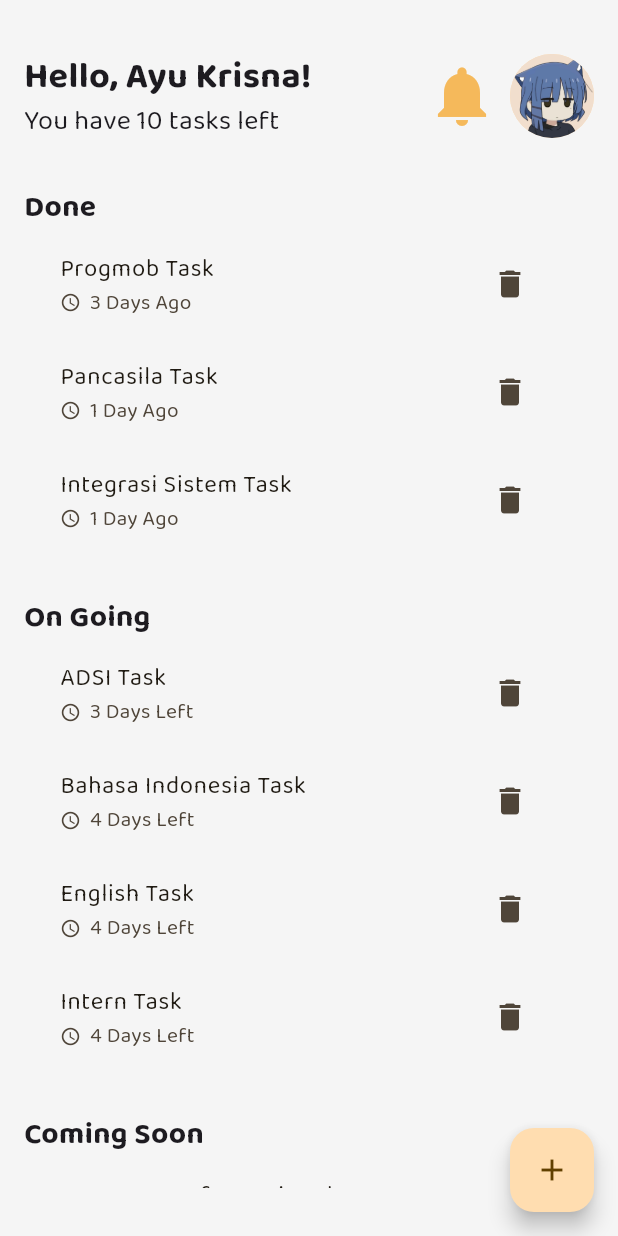
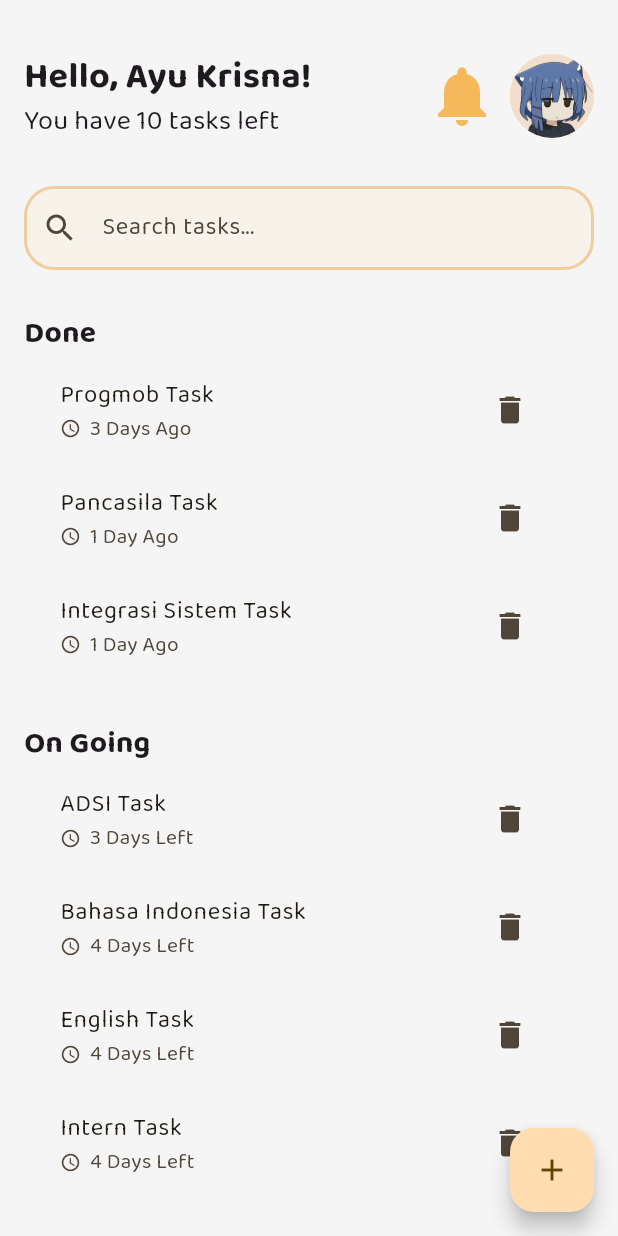
Before and after one commit to ayukrisn/tugas_progmob_1, a Flutter app: the HomePage screen opened directly, on a phone screen of 412 x 824 dp. Run offline on Flutter 3.47's test engine with Material 3 defaults, Android fonts, the light colour scheme and no system bars; our stand-ins replace get, google_fonts, intl_phone_field.

Commit message:
added ui for searchbar and cleaning up

```diff
--- a/lib/home_page.dart
+++ b/lib/home_page.dart
@@ -34,10 +34,9 @@ class _HomePageState extends State<HomePage> {
               mainAxisAlignment: MainAxisAlignment.start,
               children: <Widget>[
                 Expanded(
-                  // Wrap Row with Expanded
                   child: Column(
                     crossAxisAlignment:
-                        CrossAxisAlignment.start, // Align Column to start
+                        CrossAxisAlignment.start,
                     children: [
                       const Text(
                         'Hello, Ayu Krisna!',
@@ -67,6 +66,13 @@ class _HomePageState extends State<HomePage> {
                   ],
                 )
               ],
+            ),
+            const SizedBox(height: 28),
+            TextField(
+              decoration: InputDecoration(
+                hintText: 'Search tasks...',
+                prefixIcon: Icon(Icons.search),
+              ),
             ),
             const SizedBox(height: 28),
             const Align(
@@ -100,8 +106,6 @@ class _HomePageState extends State<HomePage> {
       ),
       floatingActionButton: FloatingActionButton(
         onPressed: () {
-          // Handle adding task action
-          // For example, you can navigate to a new screen to add a task
         },
         child: Icon(Icons.add),
       ),
--- a/lib/login_page.dart
+++ b/lib/login_page.dart
@@ -32,8 +32,6 @@ class _LoginPageState extends State<LoginPage> {
       body: Padding(
         padding: const EdgeInsets.all(16),
         child: ListView(
-          // mainAxisAlignment: MainAxisAlignment.start,
-          // crossAxisAlignment: CrossAxisAlignment.start,
           children: [
             const SizedBox(height: 32),
             Center(
@@ -102,7 +100,7 @@ class _LoginPageState extends State<LoginPage> {
                   const SizedBox(height: 16),
                   TextFormField(
                     controller: _passwordController,
-                    obscureText: !_passwordVisible, // Hides the entered text
+                    obscureText: !_passwordVisible,
                     validator: (_passwordController) {
                       if (_passwordController == null || _passwordController.isEmpty) {
                         return 'Please enter your password.';
@@ -140,7 +138,6 @@ class _LoginPageState extends State<LoginPage> {
                       ),
                       GestureDetector(
                         onTap: () {
-                          // Navigate to login page
                           Navigator.push(
                             context,
                             MaterialPageRoute(
--- a/lib/signup_page2.dart
+++ b/lib/signup_page2.dart
@@ -202,7 +202,6 @@ class _SignupPageState extends State<SignupPage2> {
                     ),
                     initialCountryCode: 'ID',
                     onChanged: (phone) {
-                      // print(phone.completeNumber);
                       print(phone.number);
                     },
                     validator: (phone) {
--- a/lib/splash_screen.dart
+++ b/lib/splash_screen.dart
@@ -36,7 +36,6 @@ class _SplashScreenState extends State<SplashScreen> {
 
   @override
   Widget build(BuildContext context) {
-    // Your splash screen UI code
     return Scaffold(
       backgroundColor: Color(0xFFF5F5F5),
       body: Center(
--- a/lib/starting_page.dart
+++ b/lib/starting_page.dart
@@ -74,7 +74,6 @@ class StartingPage extends StatelessWidget {
                     Expanded(
                       child: ElevatedButton(
                         onPressed: () {
-                          // Add your onPressed functionality here
                           Navigator.push(
                             context,
                             MaterialPageRoute(
@@ -100,7 +99,6 @@ class StartingPage extends StatelessWidget {
                     ),
                     GestureDetector(
                       onTap: () {
-                        // Navigate to login page
                         Navigator.push(
                           context,
                           MaterialPageRoute(builder: (context) => LoginPage()),
```
Also changed, not shown: lib/main.dart (+3 -4 lines).
